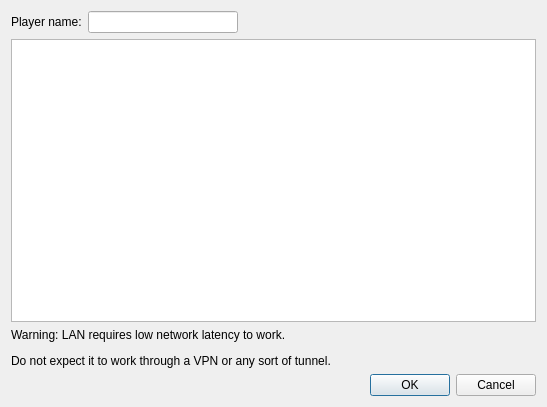
Qt form src/frontend/qt_sdl/LANStartClientDialog.ui (tjdduq23-droid/melonDS-1.1-korean) before a commit.
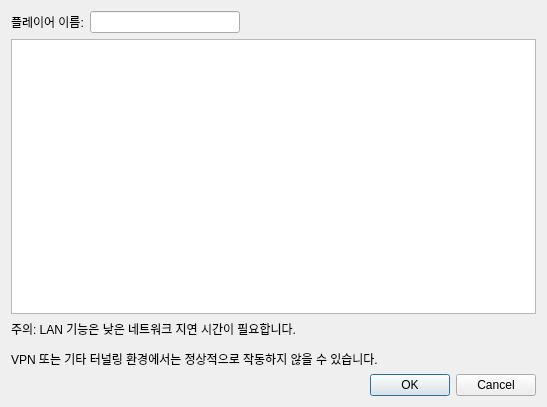
The same form after that commit.

What changed in the file:
```diff
--- a/src/frontend/qt_sdl/LANStartClientDialog.ui
+++ b/src/frontend/qt_sdl/LANStartClientDialog.ui
@@ -25,7 +25,7 @@
      <item>
       <widget class="QLabel" name="label">
        <property name="text">
-        <string>Player name:</string>
+        <string>플레이어 이름:</string>
        </property>
       </widget>
      </item>
@@ -70,7 +70,7 @@
    <item>
     <widget class="QLabel" name="label_2">
      <property name="text">
-      <string>&lt;html&gt;&lt;head/&gt;&lt;body&gt;&lt;p&gt;Warning: LAN requires low network latency to work.&lt;/p&gt;&lt;p&gt;Do not expect it to work through a VPN or any sort of tunnel.&lt;/p&gt;&lt;/body&gt;&lt;/html&gt;</string>
+      <string>&lt;html&gt;&lt;head/&gt;&lt;body&gt;&lt;p&gt;주의: LAN 기능은 낮은 네트워크 지연 시간이 필요합니다.&lt;/p&gt;&lt;p&gt;VPN 또는 기타 터널링 환경에서는 정상적으로 작동하지 않을 수 있습니다.&lt;/p&gt;&lt;/body&gt;&lt;/html&gt;</string>
      </property>
     </widget>
    </item>
```
Left out of the diff: 2 changed lines with no effect on the pictures.
